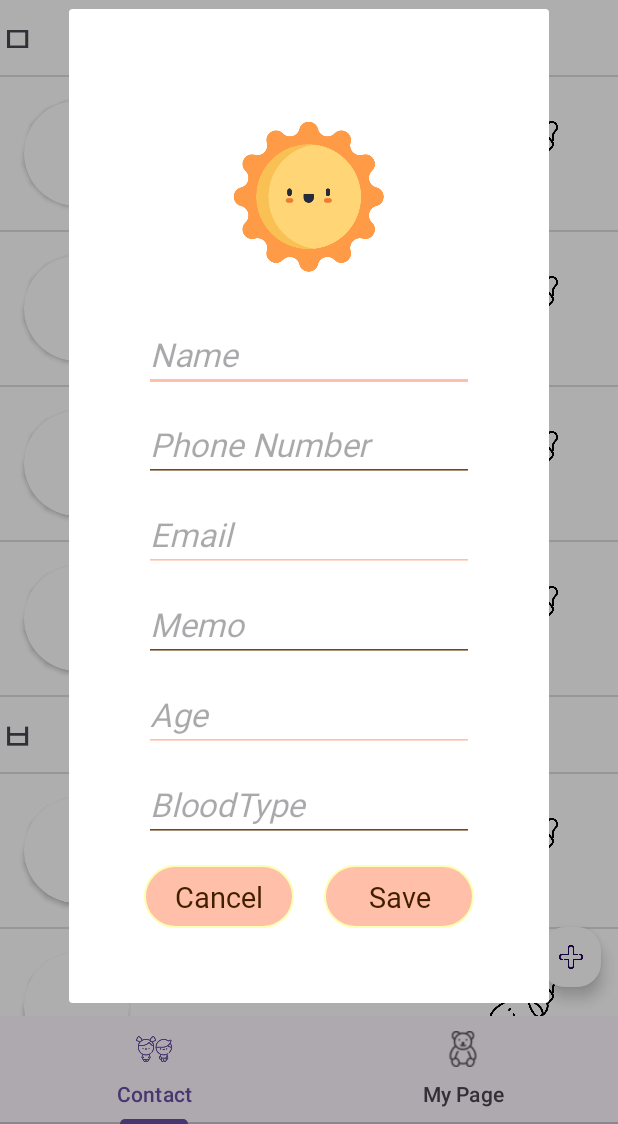
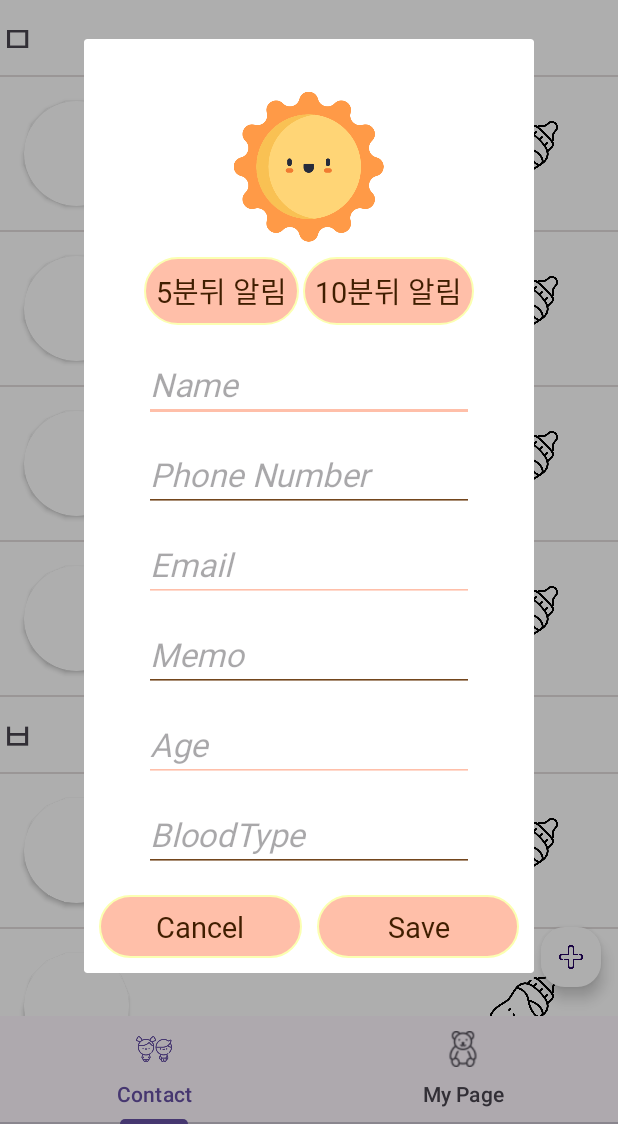
Before and after one commit to cording10jianzo/B.F-Baby_Friend-, an Android app: the screen it shows after launch (MainActivity), after a tap on an icon or button, on a phone screen of 412 x 824 dp, the part 112-1236 px from its top. Run offline under Robolectric (Android 15) with nearby library versions, the phone set to English and light mode, and no system bars; our stand-ins replace data binding; 3 statements that could not run were skipped.

Commit message:
[FEAT] : ⚙️: 알림 추가
Custom Dialog에 알림 추가

```diff
--- a/app/src/main/java/com/example/coding10/CustomDialog.kt
+++ b/app/src/main/java/com/example/coding10/CustomDialog.kt
@@ -1,6 +1,11 @@
 import android.app.Dialog
+import android.app.NotificationChannel
+import android.app.NotificationManager
+import android.app.TimePickerDialog
 import android.content.Context
+import android.content.Context.NOTIFICATION_SERVICE
 import android.graphics.drawable.Icon
+import android.os.Build
 import android.os.Bundle
 import android.os.PatternMatcher
 import android.provider.ContactsContract.CommonDataKinds.Email
@@ -10,13 +15,21 @@ import android.view.View
 import android.view.ViewGroup
 import android.view.WindowManager
 import android.widget.EditText
+import android.widget.TimePicker
 import android.widget.Toast
+import androidx.core.app.NotificationCompat
+import androidx.core.content.ContextCompat.getSystemService
 import androidx.fragment.app.DialogFragment
+import androidx.fragment.app.Fragment
+import com.android.contectapp.Notification
 import com.example.coding10.MainItems
 import com.example.coding10.R
 import com.example.coding10.databinding.ActivityMainBinding
 import com.example.coding10.databinding.DialogLayoutBinding
 import com.example.coding10.getUri
+import java.sql.Time
+import java.text.DateFormat
+import java.util.Calendar
 import java.util.regex.Pattern
 
 
@@ -24,10 +37,15 @@ class CustomDialog(
     //리스트에 추가해 줄 생성자
     val onSave: (item: MainItems) -> Unit
 
+
+
 ) : DialogFragment() {
     //    private val dialog = Dialog(context)
     private lateinit var binding: DialogLayoutBinding
-
+    //notification 알람
+    private val Notification : Notification by lazy {
+        Notification(requireContext())
+    }
 
     override fun onCreateView(
         inflater: LayoutInflater,
@@ -44,12 +62,22 @@ class CustomDialog(
         var dialog_age = binding.dialogAge
         var dialog_bloodtype = binding.dialogBloodType
 
-//        //다이얼로그 크기조절
-//        dialog?.window?.setLayout(WindowManager.LayoutParams.MATCH_PARENT,
-//            WindowManager.LayoutParams.WRAP_CONTENT)
-//
-//        // dialog 바깥쪽 클릭 시 dialog 종료
-//        dialog?.setCancelable(true)
+
+        //Event 시간에 맞춰 Notification 표시
+        binding.dialogNotification1.setOnClickListener {
+
+            val delayMillis = 500 * 600 * 1000L
+            val message = "5분 후 알림"
+            scheduleNotification(delayMillis, message)
+        }
+        binding.dialogNotification2.setOnClickListener {
+
+        }
+
+
+
+
+
 
         // Cancel 버튼
         binding.dialogCancel.setOnClickListener {
@@ -108,5 +136,9 @@ class CustomDialog(
         }
 
         return binding.root
+    } private fun scheduleNotification(delayMillis: Long, message: String) {
+        // 지연 후 알림 생성 및 표시
+        val notificationBuilder = Notification.createNotification("알림이 예약되었습니다", message)
+        Notification.showNotification(1, notificationBuilder)
     }
 }
--- a/app/src/main/res/layout/dialog_layout.xml
+++ b/app/src/main/res/layout/dialog_layout.xml
@@ -3,9 +3,27 @@
     xmlns:app="http://schemas.android.com/apk/res-auto"
     xmlns:tools="http://schemas.android.com/tools"
     android:layout_width="match_parent"
-    android:layout_height="match_parent"
-    android:padding="50dp">
+    android:layout_height="match_parent">
 
+    <ScrollView
+        android:layout_width="wrap_content"
+        android:layout_height="wrap_content"
+        app:layout_constraintBottom_toBottomOf="parent"
+        app:layout_constraintEnd_toEndOf="parent"
+        app:layout_constraintStart_toStartOf="parent"
+        app:layout_constraintTop_toTopOf="parent"
+        tools:ignore="MissingConstraints">
+
+
+        <androidx.constraintlayout.widget.ConstraintLayout
+            android:layout_width="300dp"
+            android:layout_height="500dp"
+            android:padding="10dp"
+            app:layout_constraintBottom_toBottomOf="parent"
+            app:layout_constraintEnd_toEndOf="parent"
+            app:layout_constraintStart_toStartOf="parent"
+            app:layout_constraintTop_toTopOf="parent"
+            tools:ignore="MissingConstraints">
 
             <ImageView
                 android:id="@+id/dialog_iv"
@@ -18,11 +36,41 @@
                 app:layout_constraintTop_toTopOf="parent"
                 tools:ignore="MissingConstraints" />
 
+            <TextView
+                android:id="@+id/dialog_notification1"
+                android:layout_width="wrap_content"
+                android:layout_height="wrap_content"
+                android:background="@drawable/text_button_bg"
+                android:fontFamily="@font/font2"
+                android:gravity="center"
+                android:padding="8dp"
+                android:text="5분뒤 알림"
+                android:textColor="@color/brown"
+                android:textSize="19sp"
+                android:layout_marginLeft="30dp"
+                app:layout_constraintStart_toStartOf="parent"
+                app:layout_constraintTop_toBottomOf="@+id/dialog_iv" />
+
+            <TextView
+                android:id="@+id/dialog_notification2"
+                android:layout_width="wrap_content"
+                android:layout_height="wrap_content"
+                android:background="@drawable/text_button_bg"
+                android:fontFamily="@font/font2"
+                android:gravity="center"
+                android:padding="8dp"
+                android:textColor="@color/brown"
+                android:textSize="19sp"
+                android:text="10분뒤 알림"
+                android:layout_marginRight="30dp"
+                app:layout_constraintEnd_toEndOf="parent"
+                app:layout_constraintTop_toBottomOf="@+id/dialog_iv" />
+
             <EditText
                 android:id="@+id/dialog_name"
                 android:layout_width="220dp"
                 android:layout_height="wrap_content"
-        android:layout_marginTop="20dp"
+                android:layout_marginTop="60dp"
                 android:backgroundTint="@color/tertiary"
                 android:fontFamily="@font/font2"
                 android:hint="Name"
@@ -140,8 +188,9 @@
                 android:id="@+id/dialog_save"
                 android:layout_width="0dp"
                 android:layout_height="wrap_content"
-        android:layout_marginStart="20dp"
+                android:layout_marginStart="10dp"
                 android:layout_marginTop="15dp"
+                android:layout_marginRight="3dp"
                 android:background="@drawable/text_button_bg"
                 android:fontFamily="@font/font2"
                 android:gravity="center"
@@ -153,4 +202,8 @@
                 app:layout_constraintStart_toEndOf="@+id/dialog_cancel"
                 app:layout_constraintTop_toBottomOf="@+id/dialog_BloodType" />
 
+
+
         </androidx.constraintlayout.widget.ConstraintLayout>
+    </ScrollView>
+</androidx.constraintlayout.widget.ConstraintLayout>
```
Also changed, not shown: app/src/main/java/com/example/coding10/Notification.kt (added, +50 -0 lines). Lines whose indentation alone changed are shown as unchanged.
